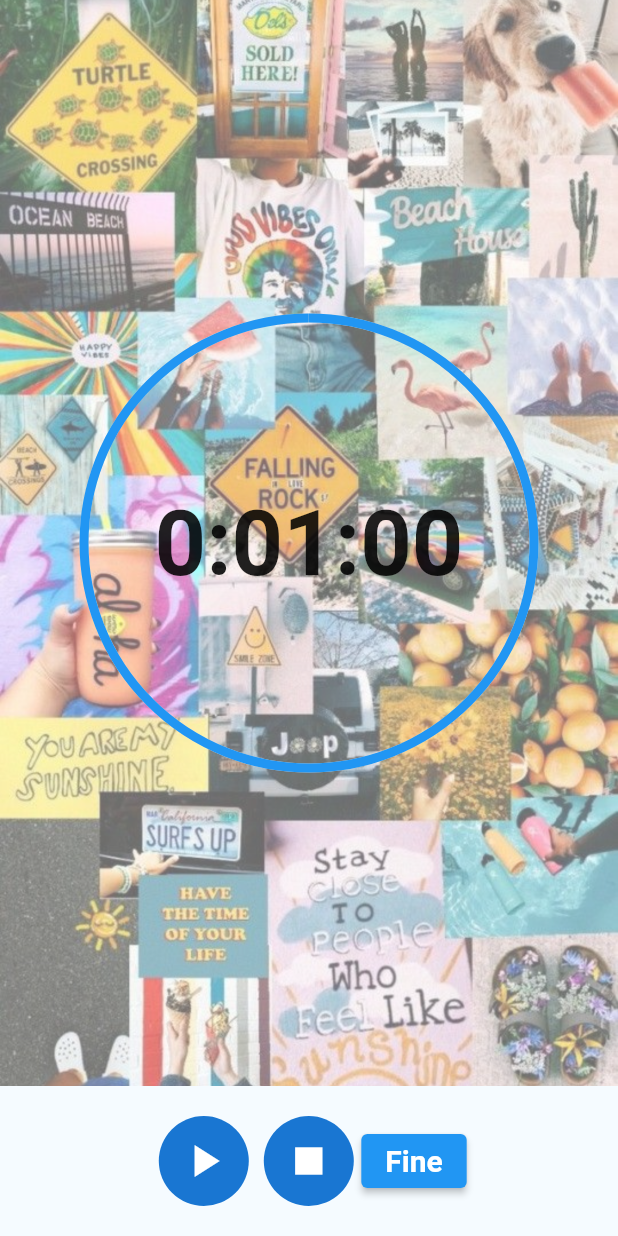
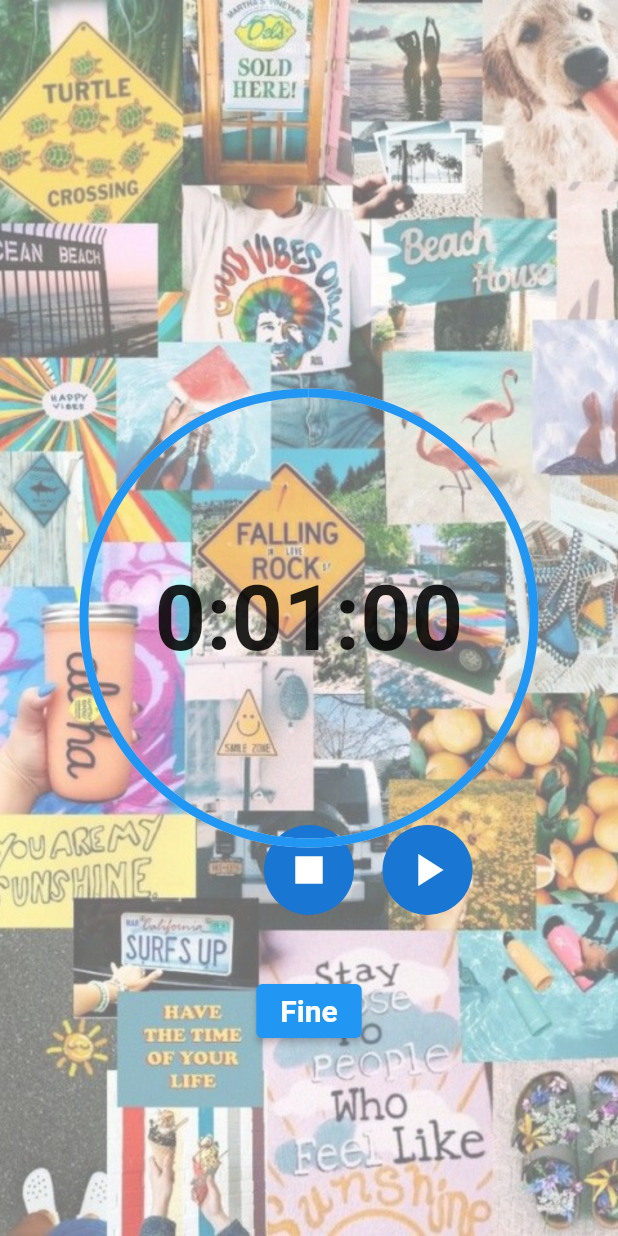
Before and after one commit to MatteoPella/MC_App_Flutter, a Flutter app: the TimerCategoria1 screen opened by its route, after a tap on the "play arrow" icon, after a tap on the "stop" icon, on a phone screen of 412 x 824 dp. Run offline on Flutter 3.47's test engine with Material 2 defaults, Android fonts, the phone set to English and light mode, and no system bars.

Commit message:
Modifiche pagina timer

```diff
--- a/lib/timer_categoria1.dart
+++ b/lib/timer_categoria1.dart
@@ -158,6 +158,73 @@ class _TimerCategoria1State extends State<TimerCategoria1>  with TickerProviderS
                 ),
 
 
+
+                Positioned(
+                  top: 550,
+                  left: 250,
+                  child: GestureDetector(
+                    onTap: () {
+                      if (controller.isAnimating) {
+                        controller.stop();
+                        setState(() {
+                          isPlaying = false;
+                        });
+                      } else {
+                        controller.reverse(
+                            from: controller.value == 0 ? 1.0 : controller.value);
+                        setState(() {
+                          isPlaying = true;
+                        });
+                      }
+                    },
+                    child: RoundButton(
+                      icon: isPlaying == true ? Icons.pause : Icons.play_arrow,
+                    ),
+                  ),
+                ),
+
+
+                Positioned(
+                  top: 550,
+                  child: GestureDetector(
+                    onTap: () {
+                      controller.reset();
+                      setState(() {
+                        isPlaying = false;
+                      });
+                    },
+                    child: const RoundButton(
+                      icon: Icons.stop,
+                    ),
+                  ),
+                ),
+
+
+                Positioned(
+                  top: 650,
+                  child: ElevatedButton(
+                    onPressed: () {
+                      showAlertDialog(context);
+                    },
+                    child: const Text(
+                      'Fine',
+                      style: TextStyle(fontWeight: FontWeight.bold, fontSize: 20),
+                    ),
+                  ),
+                ),
+
+
+
+
+
+
+
+
+
+
+
+
+
                 SizedBox(
                   width: 300,
                   height: 300,
@@ -197,9 +264,24 @@ class _TimerCategoria1State extends State<TimerCategoria1>  with TickerProviderS
                     ),
                   ),
                 ),
+
+
+
+
+
+
+
+
+
+
               ],
             ),
           ),
+
+
+
+
+          /*
           Padding(
             padding: const EdgeInsets.symmetric(horizontal: 10, vertical: 20),
             child: Row(
@@ -225,6 +307,7 @@ class _TimerCategoria1State extends State<TimerCategoria1>  with TickerProviderS
                     icon: isPlaying == true ? Icons.pause : Icons.play_arrow,
                   ),
                 ),
+
                 GestureDetector(
                   onTap: () {
                     controller.reset();
@@ -250,6 +333,10 @@ class _TimerCategoria1State extends State<TimerCategoria1>  with TickerProviderS
               ],
             ),
           )
+          */
+
+
+
         ],
       ),
     );
```
